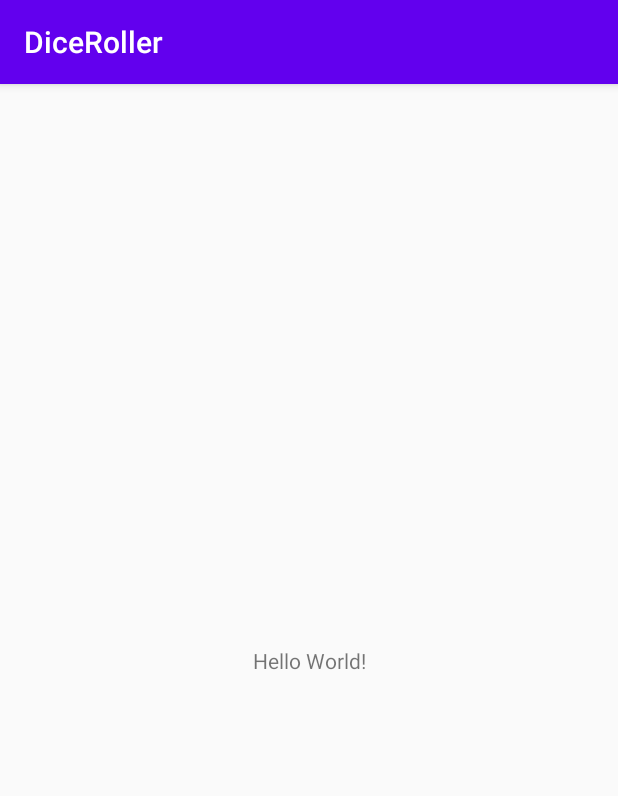
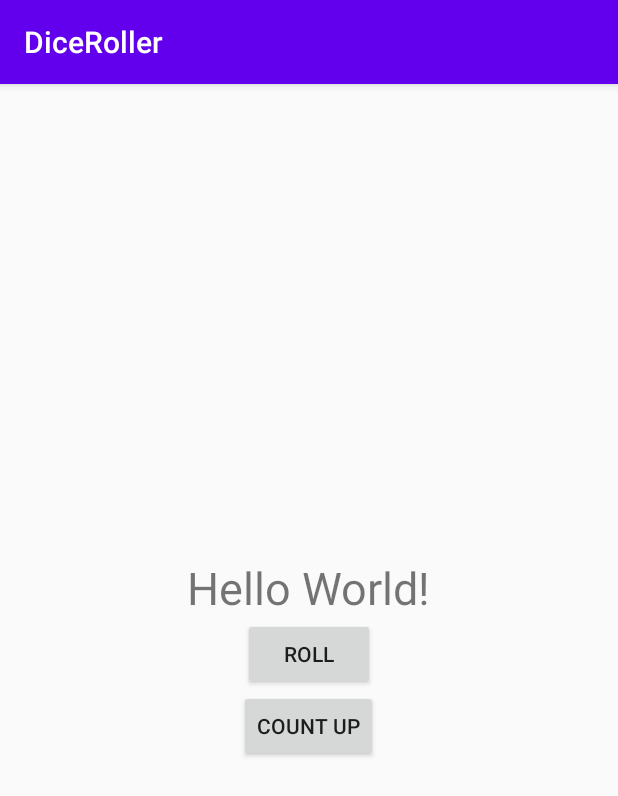
Before and after one commit to simopek/android_kotlin_fundamentals, an Android app: the screen it shows after launch (MainActivity), on a phone screen of 412 x 824 dp. Shown: the top 796 px of the screen. Run offline under Robolectric (Android 15) with nearby library versions, the phone set to English and light mode, and no system bars.

Commit message:
Add roll and count up buttons

```diff
--- a/diceroller/app/src/main/java/com/simopek/diceroller/MainActivity.kt
+++ b/diceroller/app/src/main/java/com/simopek/diceroller/MainActivity.kt
@@ -2,10 +2,36 @@ package com.simopek.diceroller
 
 import androidx.appcompat.app.AppCompatActivity
 import android.os.Bundle
+import android.widget.Button
+import android.widget.TextView
 
 class MainActivity : AppCompatActivity() {
     override fun onCreate(savedInstanceState: Bundle?) {
         super.onCreate(savedInstanceState)
         setContentView(R.layout.activity_main)
+
+        val rollButton: Button = findViewById(R.id.roll_button)
+        rollButton.setOnClickListener { rollDice() }
+
+        val countUpButton: Button = findViewById(R.id.count_up_button)
+        countUpButton.setOnClickListener { countUp() }
+    }
+
+    private fun getRollResultTextView(): TextView = findViewById(R.id.roll_result_text)
+
+    private fun countUp() {
+
+        val rollResult = getRollResultTextView().text
+
+        val rollResultAsInt = rollResult.toString().toIntOrNull() ?: return
+
+        getRollResultTextView().text = (if (rollResultAsInt >= 6) 6 else rollResultAsInt + 1).toString()
+    }
+
+    private fun rollDice() {
+
+        val randomNumber = (1..6).random()
+
+        getRollResultTextView().text = randomNumber.toString()
     }
 }
--- a/diceroller/app/src/main/res/layout/activity_main.xml
+++ b/diceroller/app/src/main/res/layout/activity_main.xml
@@ -1,18 +1,34 @@
 <?xml version="1.0" encoding="utf-8"?>
-<androidx.constraintlayout.widget.ConstraintLayout xmlns:android="http://schemas.android.com/apk/res/android"
-    xmlns:app="http://schemas.android.com/apk/res-auto"
+
+<LinearLayout
+    xmlns:android="http://schemas.android.com/apk/res/android"
     xmlns:tools="http://schemas.android.com/tools"
     android:layout_width="match_parent"
-    android:layout_height="match_parent"
-    tools:context=".MainActivity">
+    android:layout_height="wrap_content"
+    android:orientation="vertical"
+    android:layout_gravity="center_vertical"
+    tools:context=".MainActivity" >
 
     <TextView
+        android:id="@+id/roll_result_text"
         android:layout_width="wrap_content"
         android:layout_height="wrap_content"
-        android:text="Hello World!"
-        app:layout_constraintBottom_toBottomOf="parent"
-        app:layout_constraintLeft_toLeftOf="parent"
-        app:layout_constraintRight_toRightOf="parent"
-        app:layout_constraintTop_toTopOf="parent" />
+        android:layout_gravity="center_horizontal"
+        android:textSize="30sp"
+        android:text="Hello World!" />
 
-</androidx.constraintlayout.widget.ConstraintLayout>
+    <Button
+        android:id="@+id/roll_button"
+        android:layout_width="wrap_content"
+        android:layout_height="wrap_content"
+        android:layout_gravity="center_horizontal"
+        android:text="@string/roll_label"/>
+
+    <Button
+        android:id="@+id/count_up_button"
+        android:layout_width="wrap_content"
+        android:layout_height="wrap_content"
+        android:layout_gravity="center_horizontal"
+        android:text="@string/count_up_label"/>
+
+</LinearLayout>
--- a/diceroller/app/src/main/res/values/strings.xml
+++ b/diceroller/app/src/main/res/values/strings.xml
@@ -1,3 +1,5 @@
 <resources>
     <string name="app_name">DiceRoller</string>
+    <string name="roll_label">Roll</string>
+    <string name="count_up_label">Count Up</string>
 </resources>
```
